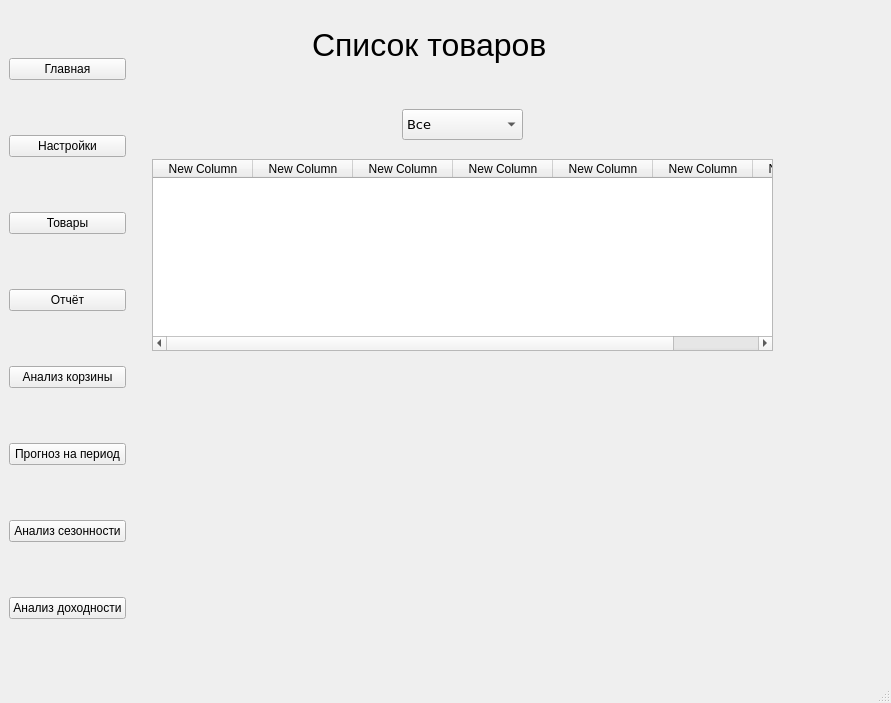
The window that design_dev.ui (miptivan/data_desktop) describes before a commit, drawn with Qt 5.
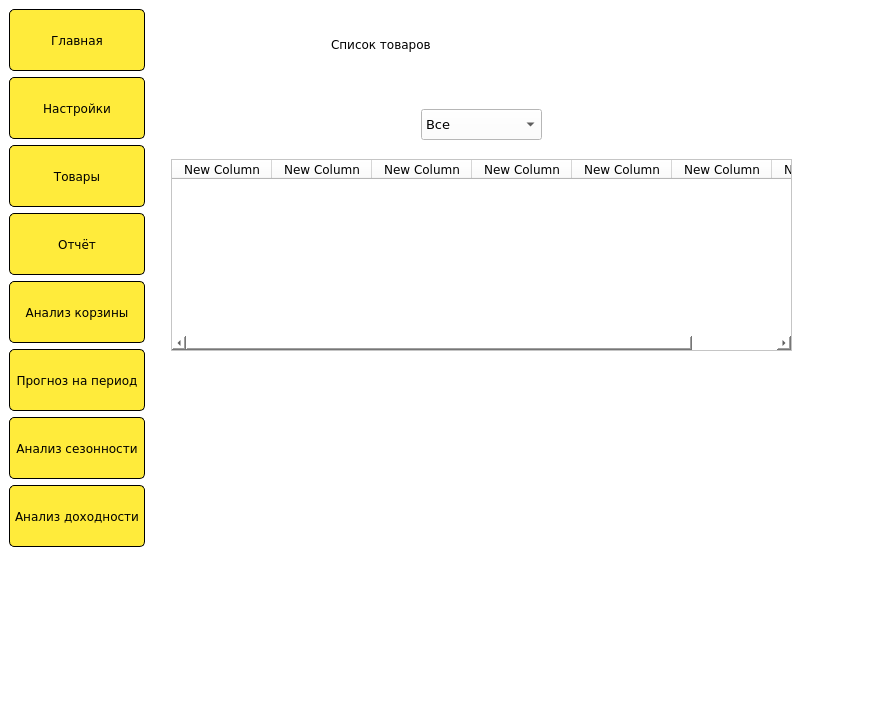
The same window after the commit. The open tabs and pages were chosen to show the change.

Patch:
```diff
--- a/design_dev.ui
+++ b/design_dev.ui
@@ -13,6 +13,28 @@
   <property name="windowTitle">
    <string>MainWindow</string>
   </property>
+  <property name="styleSheet">
+   <string notr="true">*{
+font-family: Verdana;
+}
+QWidget{
+background-color: #FFFFFF;
+}
+QPushButton{
+background-color: #FFEB3B;
+border-radius: 5px;
+height: 50px;
+border: 1px solid black;
+padding: 5px;
+}
+QPushButton:hover{
+background-color: #ffe500;
+border-radius: 5px;
+height: 50px;
+border: 1px solid black;
+padding: 5px;
+}</string>
+  </property>
   <widget class="QWidget" name="centralwidget">
    <layout class="QHBoxLayout" name="horizontalLayout">
     <item>
@@ -73,13 +95,27 @@
         </property>
        </widget>
       </item>
+      <item>
+       <spacer name="verticalSpacer">
+        <property name="orientation">
+         <enum>Qt::Vertical</enum>
+        </property>
+        <property name="sizeHint" stdset="0">
+         <size>
+          <width>20</width>
+          <height>40</height>
+         </size>
+        </property>
+       </spacer>
+      </item>
      </layout>
     </item>
     <item>
      <widget class="QStackedWidget" name="stackedWidget">
       <property name="font">
        <font>
-        <pointsize>10</pointsize>
+        <family>Verdana</family>
+        <pointsize>40</pointsize>
        </font>
       </property>
       <property name="currentIndex">
@@ -303,13 +339,13 @@
          <rect>
           <x>180</x>
           <y>0</y>
-          <width>291</width>
+          <width>331</width>
           <height>71</height>
          </rect>
         </property>
         <property name="font">
          <font>
-          <pointsize>24</pointsize>
+          <family>Verdana</family>
          </font>
         </property>
         <property name="text">
```
Left out of the diff: 13 changed lines with no effect on the pictures.
